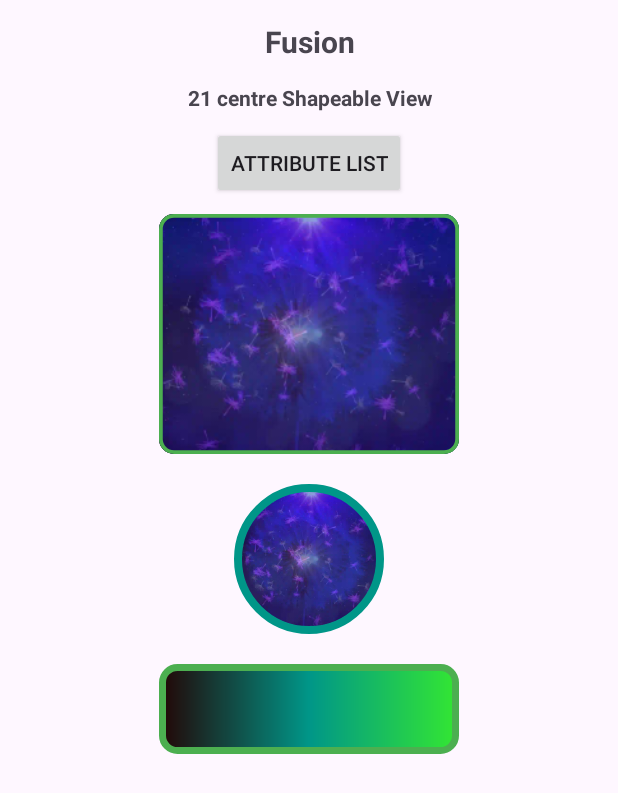
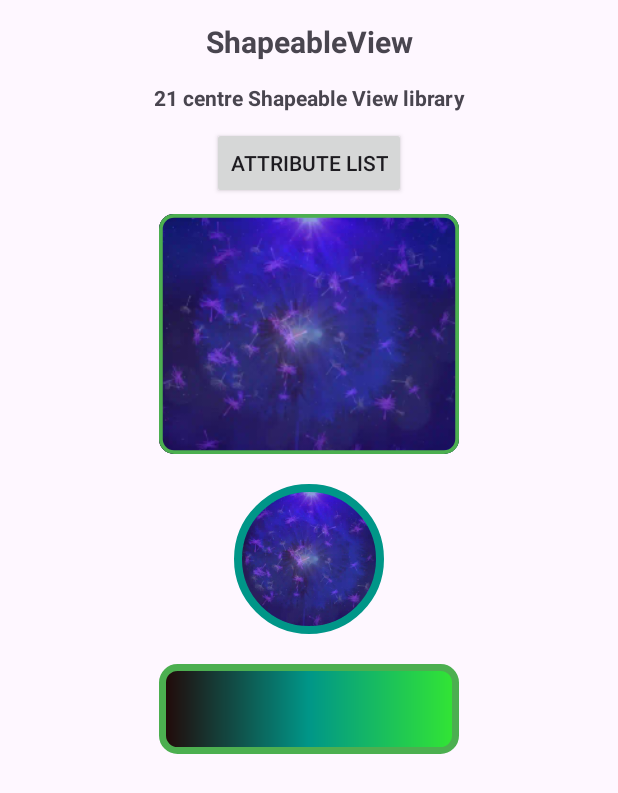
Before and after one commit to neo-turak/ShapeableView, an Android app: the screen it shows after launch (MainActivity), on a phone screen of 412 x 824 dp. Shown: the top 793 px of the screen. Run offline under Robolectric (Android 15) with nearby library versions, the phone set to English and light mode, and no system bars; our stand-ins replace CircleImageView; pictures from the network do not load.

Commit message:
update the readme.

```diff
--- a/app/src/main/res/values/strings.xml
+++ b/app/src/main/res/values/strings.xml
@@ -1,4 +1,4 @@
 <resources>
-    <string name="app_name">Fusion</string>
-    <string name="primary_title">21 centre Shapeable View</string>
+    <string name="app_name">ShapeableView</string>
+    <string name="primary_title">21 centre Shapeable View library</string>
 </resources>
--- a/settings.gradle.kts
+++ b/settings.gradle.kts
@@ -28,6 +28,6 @@ dependencyResolutionManagement {
     }
 }
 
-rootProject.name = "fusion"
+rootProject.name = "ShapeableView"
 include(":app")
 include(":library")
```
